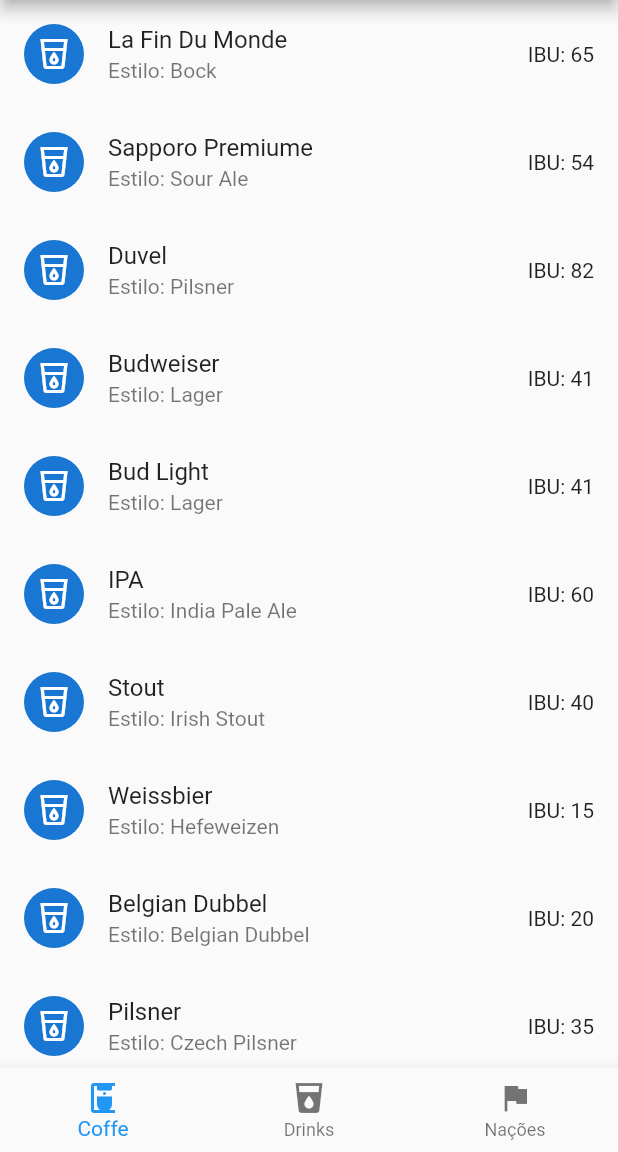
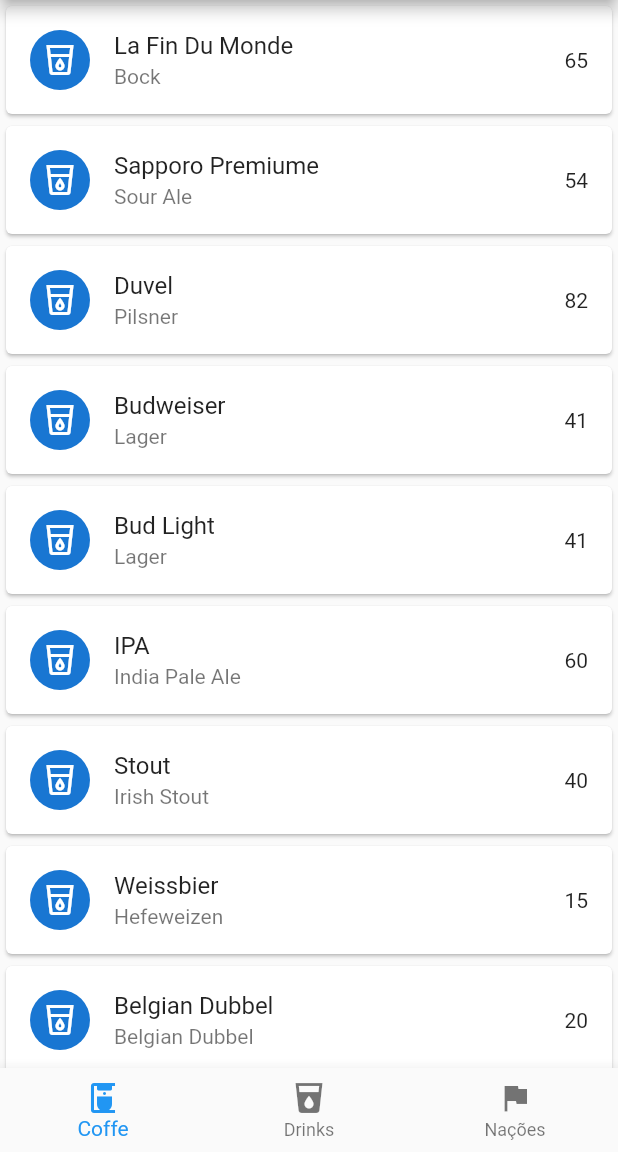
Before and after one commit to CharlesEdu07/Atividade4POO, a Flutter app: the screen it shows after launch, on a phone screen of 412 x 824 dp, the part 84-1236 px from its top. Run offline on Flutter 3.47's test engine with Material 2 defaults, Android fonts, the light colour scheme and no system bars.

Commit message:
Usando ListView.build

```diff
--- a/lib/components/list_drinks_tile.dart
+++ b/lib/components/list_drinks_tile.dart
@@ -1,22 +1,18 @@
 import 'package:flutter/material.dart';
 
 class ListDrinksTile extends StatelessWidget {
-  final List<Map<String, Object>> objects;
-  final List<String> columnNames;
-  final List<String> propertyNames;
+  final List<Map<String, Object>> drinks;
   final icon;
 
   ListDrinksTile({
-    required this.objects,
+    required this.drinks,
     required this.icon,
-    required this.columnNames,
-    required this.propertyNames,
   });
 
   @override
   Widget build(BuildContext context) {
     return SizedBox(
-        child: objects.isEmpty
+        child: drinks.isEmpty
             ? Center(
                 child: Column(
                   children: <Widget>[
@@ -40,23 +36,21 @@
                   ],
                 ),
               )
-            : ListView(
-                children: [
-                  ...objects.map((object) {
-                    return Column(children: [
-                      ListTile(
-                        leading: CircleAvatar(
-                          child: Icon(icon),
-                        ),
-                        title: Text("${object[propertyNames[0].toString()]}"),
-                        subtitle: Text(
-                            "${columnNames[0]}: ${object[propertyNames[1].toString()]}"),
-                        trailing: Text(
-                            "${columnNames[1]}: ${object[propertyNames[2].toString()]}"),
+            : ListView.builder(
+                itemCount: drinks.length,
+                itemBuilder: (ctx, index) {
+                  return Card(
+                    child: ListTile(
+                      leading: CircleAvatar(
+                        child: Icon(icon),
                       ),
-                    ]);
-                  }).toList(),
-                ],
-              ));
+                      title: Text(drinks[index]['name'].toString()),
+                      subtitle: Text(drinks[index]['style'].toString()),
+                      trailing: Text(drinks[index]['ibu'].toString()),
+                    ),
+                  );
+                },
+              )
+            );
   }
 }
--- a/lib/main.dart
+++ b/lib/main.dart
@@ -136,9 +136,7 @@
         backgroundColor: _appBarColor,
       ),
       body: ListDrinksTile(
-        objects: _drinks,
-        columnNames: const ["Estilo", "IBU"],
-        propertyNames: _getKeys(),
+        drinks: _drinks,
         icon: Icons.local_drink_outlined,
       ),
       bottomNavigationBar: BottomNavbarItems(buttons: _buttons),
```
